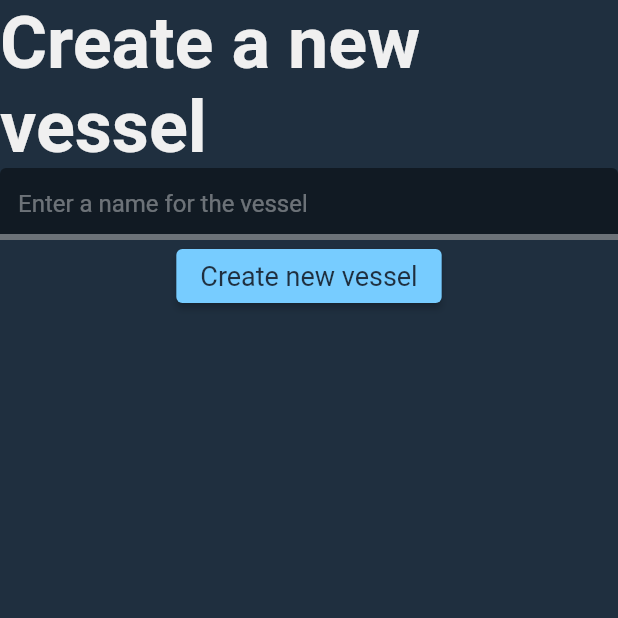
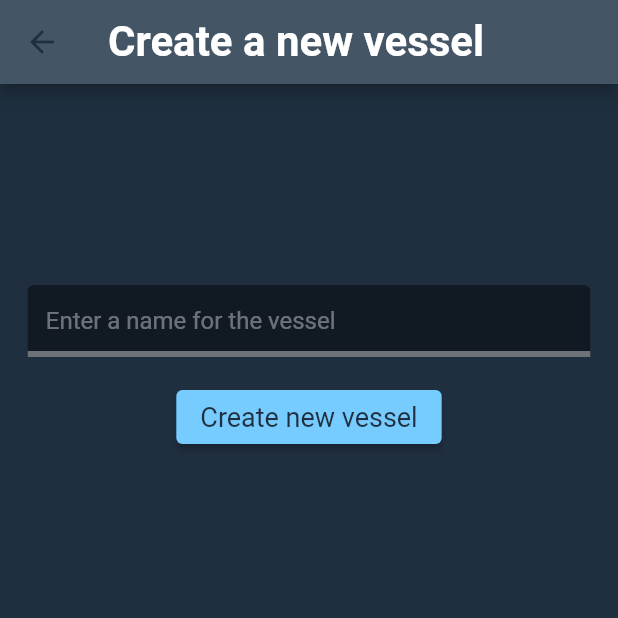
Before and after one commit to Saltswimmer/ru-seniorproj, a Flutter app: the CreateVesselPage screen opened by its route, on a phone screen of 412 x 824 dp, the top half of it. Run offline on Flutter 3.47's test engine with Material 2 defaults, Android fonts, the phone set to English and light mode, and no system bars; our stand-ins replace dio, go_router, localstorage; accounts and stored records are empty.

Commit message:
Adjusted formatting on create vessel page, added back button

```diff
--- a/harbour_frontend/lib/pages/create_vessel.dart
+++ b/harbour_frontend/lib/pages/create_vessel.dart
@@ -49,13 +49,19 @@ class _CreateVesselPageState extends State<CreateVesselPage> {
     return Consumer<Session>(builder: (context, session, child) {
       return SafeArea(
           child: Scaffold(
-              body: Form(
+              appBar: AppBar(
+                backgroundColor: colors.primary,
+                title: TextTemplates.heavy(
+                    "Create a new vessel", colors.onPrimary),
+              ),
+              body: Center(
+                child: ConstrainedBox(
+                  constraints: const BoxConstraints(maxWidth: 375, maxHeight: 500),
+                  child: Form(
                       key: _formKey,
                       child: Column(
                         crossAxisAlignment: CrossAxisAlignment.center,
                         children: [
-                      TextTemplates.headline(
-                          "Create a new vessel", colors.onBackground),
                           TextFormField(
                             controller: _controller,
                             decoration:
@@ -68,7 +74,9 @@ class _CreateVesselPageState extends State<CreateVesselPage> {
                               }
                             },
                           ),
-                      ElevatedButton(
+                          Padding(
+                            padding: const EdgeInsets.all(16.0),
+                            child: ElevatedButton(
                               child: TextTemplates.large(
                                   "Create new vessel", colors.onSurface),
                               onPressed: () async {
@@ -88,9 +96,12 @@ class _CreateVesselPageState extends State<CreateVesselPage> {
                                   Future.microtask(() => context.pushReplacement('/vessel'));
                                 }
                               },
+                            ),
                           )
                         ],
-                  ))));
+                      )),
+                ),
+              )));
     });
   }
 }
```
Lines whose indentation alone changed are shown as unchanged.
